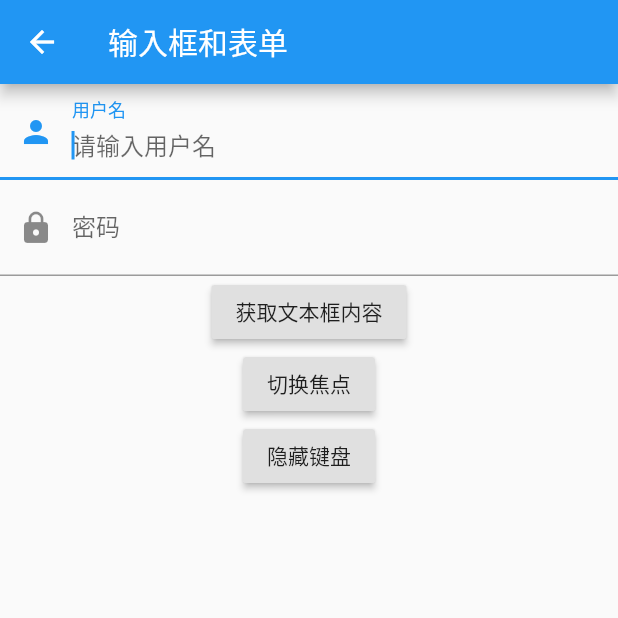
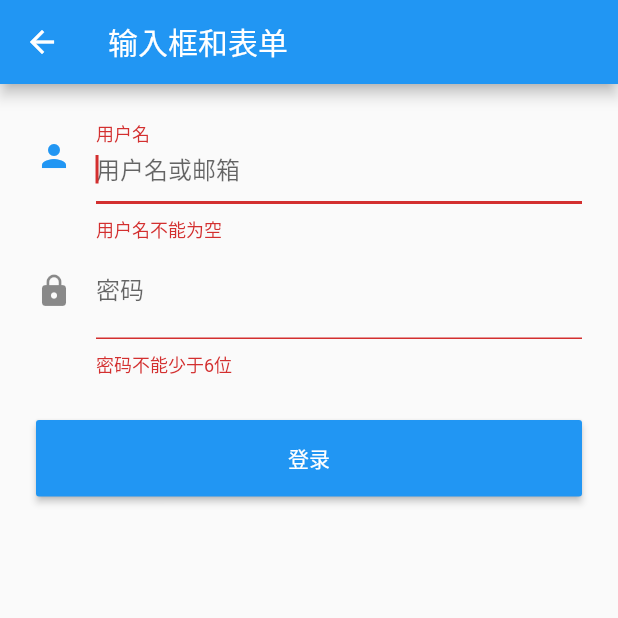
Before and after one commit to yiduoyihan/flutter_app, a Flutter app: the screen it shows after launch, after a tap on "输入框和表单", on a phone screen of 412 x 824 dp, the top half of it. Run offline on Flutter 3.47's test engine with Material 2 defaults, Android fonts, the phone set to English and light mode, and no system bars.

Commit message:
add some code

```diff
--- a/lib/EditText.dart
+++ b/lib/EditText.dart
@@ -10,61 +10,77 @@ class _EditText extends State<EditText> {
   FocusNode focusNode2 = new FocusNode();
   FocusScopeNode focusScopeNode;
 
+//定义一个controller
+  TextEditingController _unameController = TextEditingController();
+  TextEditingController _upaddwordController = TextEditingController();
+  GlobalKey _globalKey = new GlobalKey<FormState>();
+
   @override
   Widget build(BuildContext context) {
     return new Scaffold(
       appBar: new AppBar(
         title: new Text("输入框和表单"),
       ),
-      body: Column(
+      body: Padding(
+        padding: const EdgeInsets.symmetric(vertical: 16.0, horizontal: 24.0),
+        child: Form(
+          key: _globalKey,
+          autovalidate: true,
+          child: Column(
             children: <Widget>[
-          TextField(
+              TextFormField(
                   autofocus: true,
-            focusNode: focusNode1,
+                  controller: _unameController,
                   decoration: InputDecoration(
                       labelText: "用户名",
-                hintText: "请输入用户名",
-                prefixIcon: Icon(Icons.person)),
-          ),
-          TextField(
-            controller: _unameController,
-            focusNode: focusNode2,
-            onChanged: (v) {
-              print(v);
-            },
+                      hintText: "用户名或邮箱",
+                      icon: Icon(Icons.person)),
+                  // 校验用户名
+                  validator: (v) {
+                    return v.trim().length > 0 ? null : "用户名不能为空";
+                  }),
+              TextFormField(
+                  controller: _upaddwordController,
                   decoration: InputDecoration(
                       labelText: "密码",
-                hintText: "请输入密码",
-                prefixIcon: Icon(Icons.lock)),
-          ),
-          RaisedButton(
-            child: Text("获取文本框内容"),
+                      hintText: "您的登录密码",
+                      icon: Icon(Icons.lock)),
+                  obscureText: true,
+                  //校验密码
+                  validator: (v) {
+                    return v.trim().length > 5 ? null : "密码不能少于6位";
+                  }),
+              Padding(
+                padding: const EdgeInsets.only(top: 28.0),
+                child: Row(
+                  children: <Widget>[
+                    Expanded(
+                      child: RaisedButton(
+                        padding: EdgeInsets.all(15.0),
+                        child: Text("登录"),
+                        color: Theme.of(context).primaryColor,
+                        textColor: Colors.white,
                         onPressed: () {
-              print(_unameController.text);
+                          //在这里不能通过此方式获取FormState，context不对
+                          //print(Form.of(context));
+
+                          // 通过_formKey.currentState 获取FormState后，
+                          // 调用validate()方法校验用户名密码是否合法，校验
+                          // 通过后再提交数据。
+                          if ((_globalKey.currentState as FormState)
+                              .validate()) {
+                            //验证通过提交数据
+                          }
                         },
                       ),
-          RaisedButton(
-            child: Text("切换焦点"),
-            onPressed: () {
-              if (focusScopeNode == null) {
-                focusScopeNode = FocusScope.of(context);
-              }
-              focusScopeNode.requestFocus(focusNode2);
-            },
-          ),
-          RaisedButton(
-            child: Text("隐藏键盘"),
-            onPressed: () {
-              // 当所有编辑框都失去焦点时键盘就会收起
-              focusNode1.unfocus();
-              focusNode2.unfocus();
-            },
                     ),
                   ],
+                ),
+              )
+            ],
+          ),
+        ),
       ),
     );
   }
 }
-
-//定义一个controller
-TextEditingController _unameController = TextEditingController();
--- a/lib/main.dart
+++ b/lib/main.dart
@@ -7,6 +7,7 @@ import 'package:flutterapp/ParentManagerState.dart';
 import 'BlendManagerState.dart';
 import 'ButtonStyle.dart';
 import 'PicAndIcon.dart';
+import 'ProgressBar.dart';
 import 'SelfManagerState.dart';
 import 'TextFontStyle.dart';
 
@@ -34,7 +35,8 @@ class MyApp extends StatelessWidget {
         "button_style": (context) => ButtonStyle(), //按钮
         "pic_and_icon": (context) => PicAndIcon(), //图片和icon
         "switch_and_checkbox": (context) => CheckBox(), //单选和复选框
-        "edit_text": (context) => EditText(), //单选和复选框
+        "edit_text": (context) => EditText(), //输入框
+        "progressbar": (context) => ProgressBar(), //进度条
       },
     );
   }
@@ -109,6 +111,11 @@ class MyHomePage extends StatelessWidget {
             onPressed: () {
               startActivity(context, "edit_text");
             }),
+        RaisedButton(
+            child: Text("进度指示器"),
+            onPressed: () {
+              startActivity(context, "progressbar");
+            }),
       ],
     );
   }
```
Lines whose indentation alone changed are shown as unchanged.
